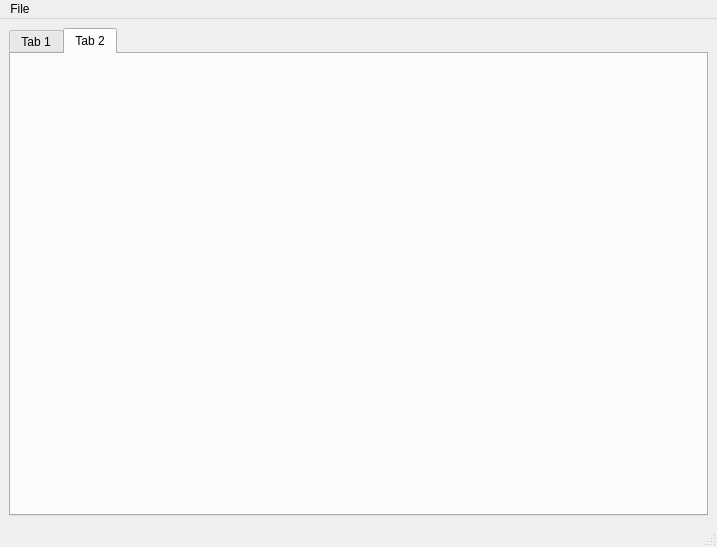
This is Gui.ui in Ahmedwael-afk/Histogram as Qt 5 draws it before an edit. The edited form follows.
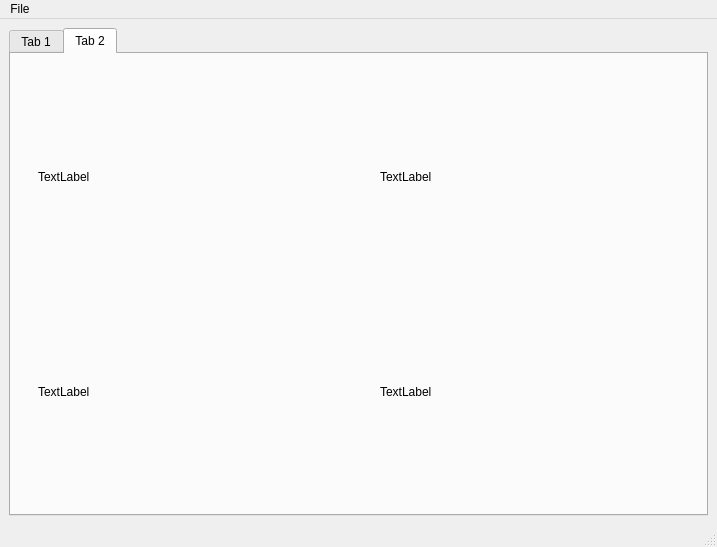
This is the edited form. The open tabs and pages were chosen to show the change. Icons and pictures are not drawn.

Commit message: Histo_model

Patch:
```diff
--- a/Gui.ui
+++ b/Gui.ui
@@ -3336,6 +3336,72 @@
        <attribute name="title">
         <string>Tab 2</string>
        </attribute>
+       <layout class="QHBoxLayout" name="horizontalLayout_5">
+        <item>
+         <widget class="QWidget" name="widget_15" native="true">
+          <layout class="QVBoxLayout" name="verticalLayout_12">
+           <item>
+            <widget class="QWidget" name="widget_17" native="true">
+             <layout class="QHBoxLayout" name="horizontalLayout_6">
+              <item>
+               <widget class="QLabel" name="Image_7">
+                <property name="text">
+                 <string>TextLabel</string>
+                </property>
+               </widget>
+              </item>
+             </layout>
+            </widget>
+           </item>
+           <item>
+            <widget class="QWidget" name="widget_18" native="true">
+             <layout class="QHBoxLayout" name="horizontalLayout_9">
+              <item>
+               <widget class="QLabel" name="Image_6">
+                <property name="text">
+                 <string>TextLabel</string>
+                </property>
+               </widget>
+              </item>
+             </layout>
+            </widget>
+           </item>
+          </layout>
+         </widget>
+        </item>
+        <item>
+         <widget class="QWidget" name="widget_16" native="true">
+          <layout class="QVBoxLayout" name="verticalLayout_13">
+           <item>
+            <widget class="QWidget" name="widget_19" native="true">
+             <layout class="QHBoxLayout" name="horizontalLayout_7">
+              <item>
+               <widget class="QLabel" name="Image_9">
+                <property name="text">
+                 <string>TextLabel</string>
+                </property>
+               </widget>
+              </item>
+             </layout>
+            </widget>
+           </item>
+           <item>
+            <widget class="QWidget" name="widget_20" native="true">
+             <layout class="QHBoxLayout" name="horizontalLayout_8">
+              <item>
+               <widget class="QLabel" name="Image_8">
+                <property name="text">
+                 <string>TextLabel</string>
+                </property>
+               </widget>
+              </item>
+             </layout>
+            </widget>
+           </item>
+          </layout>
+         </widget>
+        </item>
+       </layout>
       </widget>
      </widget>
     </item>
```
Left out of the diff: 2 changed lines with no effect on the pictures. The commit also changes 1 other file.
